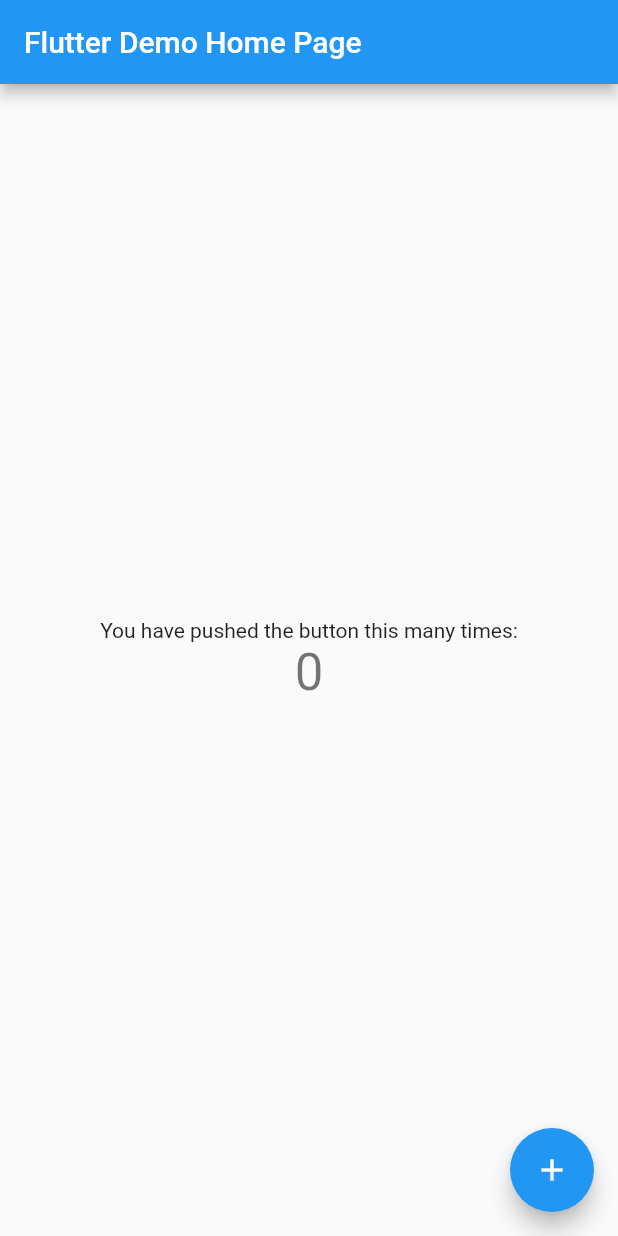
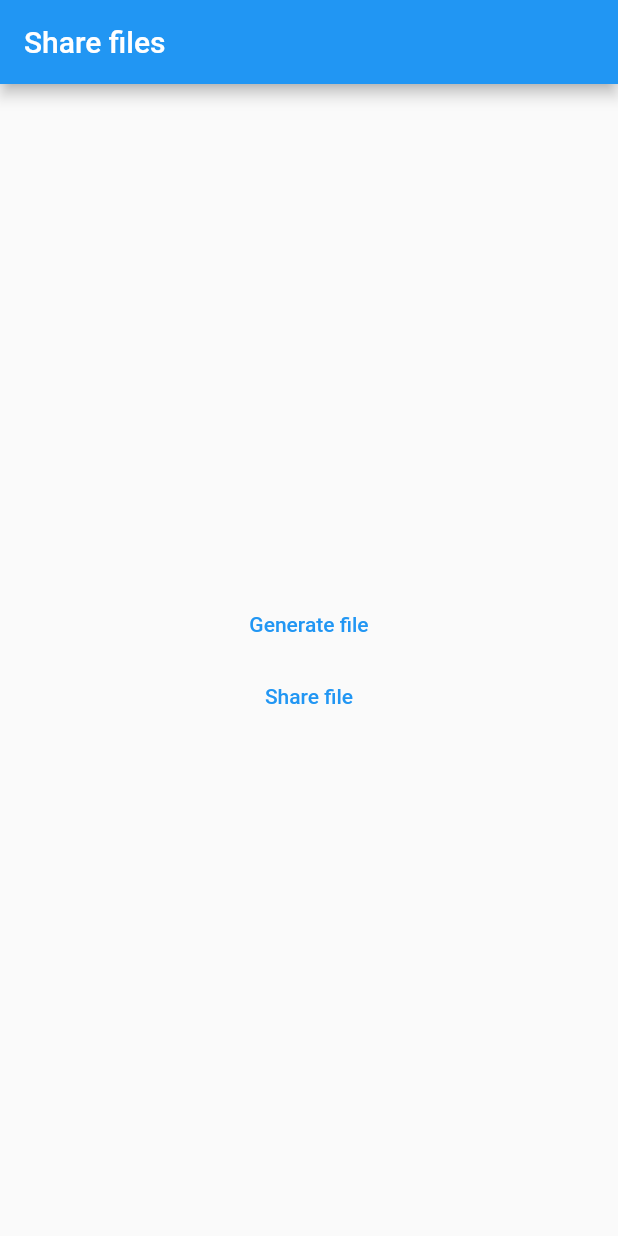
Before and after one commit to adhikari-suman/flutter_share_demo, a Flutter app: the screen it shows after launch, on a phone screen of 412 x 824 dp. Run offline on Flutter 3.47's test engine with Material 2 defaults, Android fonts, the phone set to English and light mode, and no system bars; our stand-ins replace permission_handler, share_plus.

Commit message:
feat: add generated codes

```diff
--- a/lib/main.dart
+++ b/lib/main.dart
@@ -1,4 +1,11 @@
+import 'dart:io';
+
 import 'package:flutter/material.dart';
+import 'package:flutter/services.dart';
+import 'package:path_provider/path_provider.dart';
+import 'package:pdf/widgets.dart' as pw;
+import 'package:permission_handler/permission_handler.dart';
+import 'package:share_plus/share_plus.dart';
 
 void main() {
   runApp(const MyApp());
@@ -24,92 +31,90 @@ class MyApp extends StatelessWidget {
         // is not restarted.
         primarySwatch: Colors.blue,
       ),
-      home: const MyHomePage(title: 'Flutter Demo Home Page'),
+      home: const MyHomePage(),
     );
   }
 }
 
-class MyHomePage extends StatefulWidget {
-  const MyHomePage({Key? key, required this.title}) : super(key: key);
-
-  // This widget is the home page of your application. It is stateful, meaning
-  // that it has a State object (defined below) that contains fields that affect
-  // how it looks.
-
-  // This class is the configuration for the state. It holds the values (in this
-  // case the title) provided by the parent (in this case the App widget) and
-  // used by the build method of the State. Fields in a Widget subclass are
-  // always marked "final".
-
-  final String title;
-
-  @override
-  State<MyHomePage> createState() => _MyHomePageState();
-}
-
-class _MyHomePageState extends State<MyHomePage> {
-  int _counter = 0;
-
-  void _incrementCounter() {
-    setState(() {
-      // This call to setState tells the Flutter framework that something has
-      // changed in this State, which causes it to rerun the build method below
-      // so that the display can reflect the updated values. If we changed
-      // _counter without calling setState(), then the build method would not be
-      // called again, and so nothing would appear to happen.
-      _counter++;
-    });
-  }
+class MyHomePage extends StatelessWidget {
+  const MyHomePage({
+    Key? key,
+  }) : super(key: key);
 
   @override
   Widget build(BuildContext context) {
-    // This method is rerun every time setState is called, for instance as done
-    // by the _incrementCounter method above.
-    //
-    // The Flutter framework has been optimized to make rerunning build methods
-    // fast, so that you can just rebuild anything that needs updating rather
-    // than having to individually change instances of widgets.
     return Scaffold(
-      appBar: AppBar(
-        // Here we take the value from the MyHomePage object that was created by
-        // the App.build method, and use it to set our appbar title.
-        title: Text(widget.title),
-      ),
-      body: Center(
-        // Center is a layout widget. It takes a single child and positions it
-        // in the middle of the parent.
-        child: Column(
-          // Column is also a layout widget. It takes a list of children and
-          // arranges them vertically. By default, it sizes itself to fit its
-          // children horizontally, and tries to be as tall as its parent.
-          //
-          // Invoke "debug painting" (press "p" in the console, choose the
-          // "Toggle Debug Paint" action from the Flutter Inspector in Android
-          // Studio, or the "Toggle Debug Paint" command in Visual Studio Code)
-          // to see the wireframe for each widget.
-          //
-          // Column has various properties to control how it sizes itself and
-          // how it positions its children. Here we use mainAxisAlignment to
-          // center the children vertically; the main axis here is the vertical
-          // axis because Columns are vertical (the cross axis would be
-          // horizontal).
+        appBar: AppBar(title: const Text('Share files')),
+        body: Column(
           mainAxisAlignment: MainAxisAlignment.center,
-          children: <Widget>[
-            const Text(
-              'You have pushed the button this many times:',
+          children: [
+            Center(
+              child: TextButton(
+                child: const Text('Generate file'),
+                onPressed: () async {
+                  final pdf = pw.Document();
+                  pdf.addPage(pw.Page(
+                    build: (context) =>
+                        pw.Center(child: pw.Text('Hello, World!')),
+                  ));
+
+                  final Directory storageDir;
+
+                  try {
+                    if (!await Permission.storage.isGranted) {
+                      await Permission.storage.request();
+                    }
+
+                    if (await Permission.storage.isGranted) {
+                      if (Platform.isAndroid) {
+                        final externalStorage =
+                            await getExternalStorageDirectory();
+
+                        if (externalStorage != null) {
+                          storageDir = externalStorage;
+                        } else {
+                          storageDir = await getApplicationDocumentsDirectory();
+                        }
+                      } else {
+                        storageDir = await getApplicationDocumentsDirectory();
+                      }
+
+                      print(
+                          'Permission granted: ${await Permission.storage.isGranted}');
+
+                      File file = File('${storageDir.path}/someRandom.pdf');
+
+                      await file.writeAsBytes(await pdf.save());
+
+                      print(file.path);
+                      print('File exists: ${await file.exists()}');
+
+                      Share.shareFiles([file.path], subject: 'Shared file');
+                    } else {
+                      ScaffoldMessenger.of(context).showSnackBar(
+                          const SnackBar(content: Text('Permission denied')));
+                    }
+                  } on PlatformException catch (ex) {
+                    print(ex);
+                  } catch (ex) {
+                    print(ex);
+                  }
+                },
+              ),
             ),
-            Text(
-              '$_counter',
-              style: Theme.of(context).textTheme.headline4,
-            ),
+            Center(
+              child: TextButton(
+                child: const Text('Share file'),
+                onPressed: () async {},
+              ),
+            )
           ],
-        ),
-      ),
-      floatingActionButton: FloatingActionButton(
-        onPressed: _incrementCounter,
-        tooltip: 'Increment',
-        child: const Icon(Icons.add),
-      ), // This trailing comma makes auto-formatting nicer for build methods.
-    );
+        ));
+  }
+
+  Future _getPermissions() async {
+    if (!await Permission.storage.isGranted) {
+      await Permission.storage.request();
+    }
   }
 }
--- a/pubspec.yaml
+++ b/pubspec.yaml
@@ -18,7 +18,7 @@ publish_to: 'none' # Remove this line if you wish to publish to pub.dev
 version: 1.0.0+1
 
 environment:
-  sdk: ">=2.12.0 <3.0.0"
+  sdk: ">=2.16.0 <3.0.0"
 
 # Dependencies specify other packages that your package needs in order to work.
 # To automatically upgrade your package dependencies to the latest versions
```
Also changed, not shown: pubspec.lock, 9 other files.
